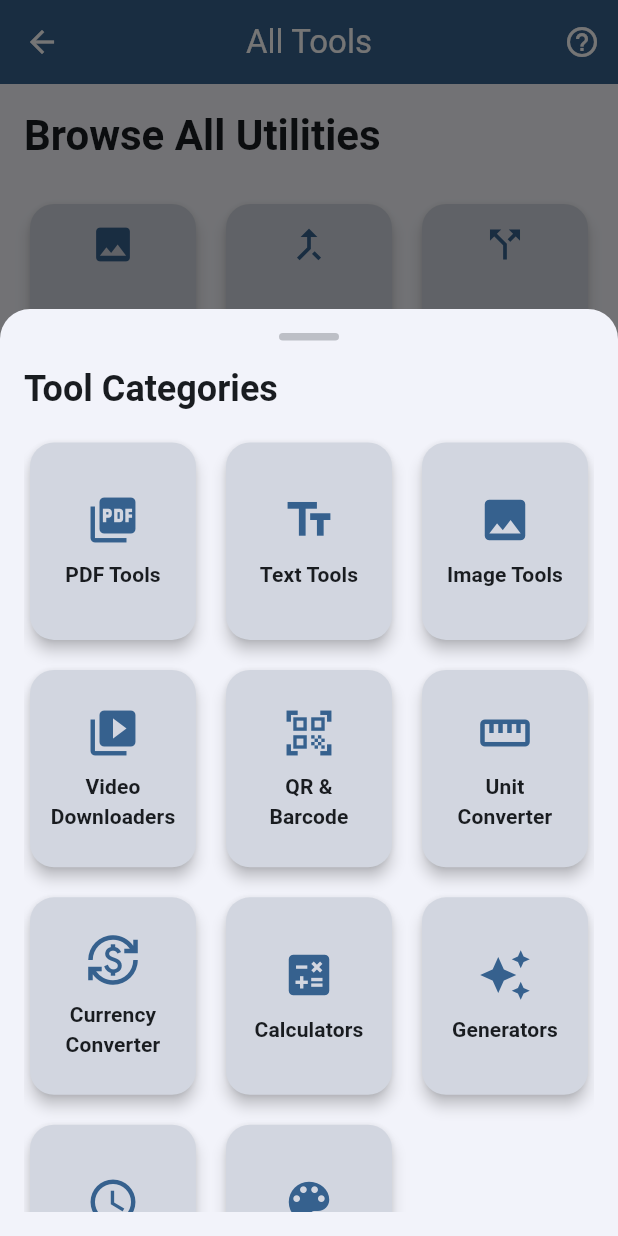
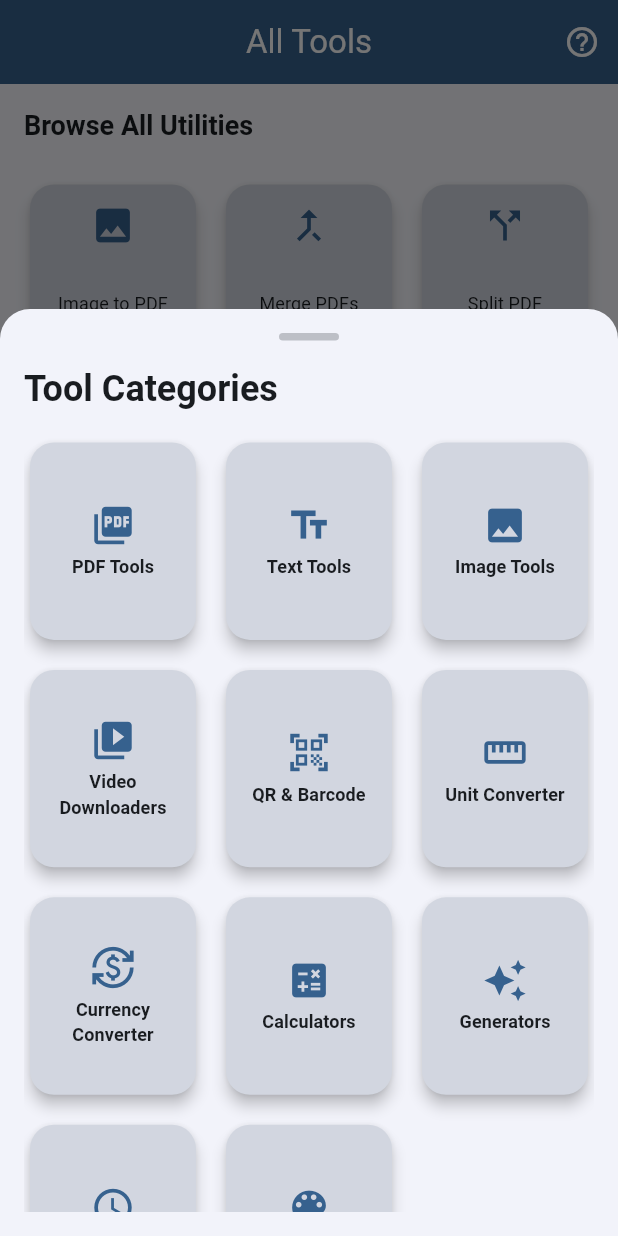
Before and after one commit to dyagee/UtiliMate, a Flutter app: the screen it shows after launch, item 2 of the bottom bar chosen, on a phone screen of 412 x 824 dp. Run offline on Flutter 3.47's test engine with Material 3 defaults, Android fonts, the phone set to English and light mode, and no system bars; our stand-ins replace file_picker, flutter_spinkit, image_picker, open_filex, printing, qr_flutter and 3 more; missing offline and left inert: google_mlkit_text_recognition, mobile_scanner, syncfusion_flutter_pdf, syncfusion_flutter_pdfviewer.

```diff
--- a/lib/screens/file_browser_screen.dart
+++ b/lib/screens/file_browser_screen.dart
@@ -178,6 +178,7 @@ class _FileBrowserScreenState extends State<FileBrowserScreen> {
       appBar: const CustomAppBar(
         title: 'File Manager',
         helpContentKey: 'FILE_MANAGEMENT_TOOL',
+        showBackButton: false,
       ),
       body: Stack(
         children: [
--- a/lib/screens/home_screen.dart
+++ b/lib/screens/home_screen.dart
@@ -13,6 +13,7 @@ class HomeScreen extends StatelessWidget {
       appBar: const CustomAppBar(
         title: 'All Tools',
         helpContentKey: 'ALL_TOOLS_CATEGORY', // New help key for All Tools
+        showBackButton: false,
       ),
       body: ToolGrid(
         tools: AppConstants.allTools, // Display all tools
--- a/lib/widgets/categories_modal_sheet.dart
+++ b/lib/widgets/categories_modal_sheet.dart
@@ -79,10 +79,10 @@ class CategoriesModalSheet extends StatelessWidget {
                         children: [
                           Icon(
                             category.icon,
-                            size: 36,
+                            size: 30,
                             color: Theme.of(context).colorScheme.primary,
                           ),
-                          const SizedBox(height: 8),
+                          const SizedBox(height: 4),
                           Text(
                             category.name,
                             textAlign: TextAlign.center,
@@ -90,11 +90,11 @@ class CategoriesModalSheet extends StatelessWidget {
                               context,
                             ).textTheme.titleSmall?.copyWith(
                               fontWeight: FontWeight.bold,
-                              fontSize: 14,
+                              fontSize: 12,
                             ),
                             overflow: TextOverflow.ellipsis,
                             maxLines:
-                                2, // Allow up to 2 lines for category names
+                                4, // Allow up to 2 lines for category names
                           ),
                         ],
                       ),
--- a/lib/widgets/tool_grid.dart
+++ b/lib/widgets/tool_grid.dart
@@ -24,9 +24,10 @@ class ToolGrid extends StatelessWidget {
             ),
             child: Text(
               title!,
-              style: Theme.of(
-                context,
-              ).textTheme.headlineMedium?.copyWith(fontWeight: FontWeight.bold),
+              style: Theme.of(context).textTheme.headlineMedium?.copyWith(
+                fontWeight: FontWeight.bold,
+                fontSize: 18,
+              ),
             ),
           ),
         Expanded(
```
Also changed, not shown: pubspec.lock, 21 other files.
